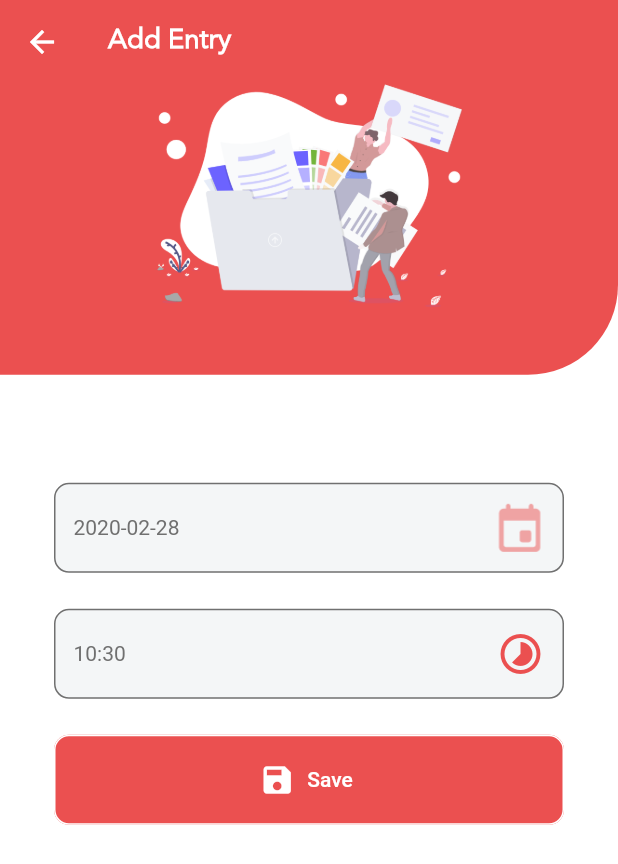
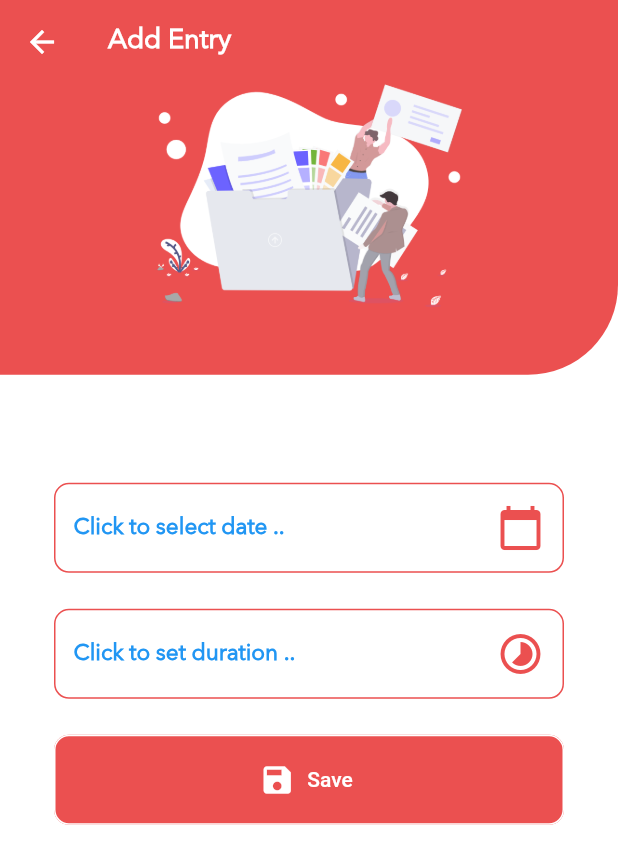
Before and after one commit to davinderkb/bonafide_app, a Flutter app: the AddTimesheetEntry screen opened directly, on a phone screen of 412 x 824 dp. Shown: the top 864 px of the screen. Run offline on Flutter 3.47's test engine with Material 2 defaults, Android fonts, the phone set to English and light mode, and no system bars; our stand-ins replace cached_network_image, charts_flutter, dio, flutter_spinkit, shared_preferences, toast; missing offline and left inert: flutter_email_sender; accounts and stored records are empty.

Commit message:
Minor Issues Add Entry

```diff
--- a/lib/addtimeentry.dart
+++ b/lib/addtimeentry.dart
@@ -5,6 +5,7 @@ import 'package:bonafide_app/organizationprofile.dart';
 import 'package:bonafide_app/util/constants.dart';
 import 'package:flutter/material.dart';
 import 'package:flutter_localizations/flutter_localizations.dart';
+import 'package:intl/intl.dart';
 
 
 class AddTimesheetEntry extends StatefulWidget {
@@ -21,7 +22,8 @@ class AddTimesheetEntry extends StatefulWidget {
 class AddTimesheetEntryState extends State<AddTimesheetEntry> {
   DateTime selectedDate = DateTime.now();
   TimeOfDay selectedDuration =  TimeOfDay.now();
-
+  String selectedDateString = 'Click to select date ..';
+  String selectedDurationString = 'Click to set duration ..';
   BuildContext context;
 
   Future<Null> _selectTime(BuildContext context) async {
@@ -48,12 +50,8 @@ class AddTimesheetEntryState extends State<AddTimesheetEntry> {
     if (picked != null){
       setState(() {
         selectedDuration = picked;
+        selectedDurationString = selectedDuration.toString().substring(selectedDuration.toString().indexOf("(")+1,selectedDuration.toString().indexOf(")"));
       });
-    }else{
-      setState(() {
-        selectedDuration = TimeOfDay(hour: 0, minute: 0);
-      });
-
     }
 
   }
@@ -79,10 +77,12 @@ class AddTimesheetEntryState extends State<AddTimesheetEntry> {
         }
     );
 
-    if (picked != null && picked != selectedDate)
+    if (picked != null)
       setState(() {
         selectedDate = picked;
+        selectedDateString = new DateFormat("MMM dd, yyyy").format(picked);
       });
+
   }
 
   @override
@@ -167,26 +167,27 @@ class AddTimesheetEntryState extends State<AddTimesheetEntry> {
                         child: Container(
                           width: _width-72,
                           height: 60,
+
                           decoration: BoxDecoration(
                             borderRadius: BorderRadius.all(Radius.circular(10.0)),
-                            color: Color(0xffF4F6F7),
-                              border:Border.all(color: Color(0xff707070)),
+                            color: Colors.white,
+                            border:Border.all(color: Color(0xFFEB5050)),
                           ),
                           child: Row(
                             mainAxisAlignment: MainAxisAlignment.spaceBetween,
                             children: <Widget>[
                               Padding(
                                 padding: const EdgeInsets.fromLTRB(12,0,0,0),
-                                child: Text("${selectedDate.toLocal()}".split(' ')[0],
+                                child: Text(selectedDateString,
                                   textAlign: TextAlign.start,
-                                  style: TextStyle(fontSize: 14, color: Color(0xff707070)),),
+                                  style: TextStyle(fontFamily:"AvenirNext",fontSize: 15, fontWeight: FontWeight.bold, color: Colors.blue),),
                               ),
                               Padding(
                                   padding: const EdgeInsets.fromLTRB(0,0,8,0),
                                   child: Container(
                                     height: 40,
                                     width: 40,
-                                    child: Image.asset("assets/images/ic_date.png",color: Color(0xffEB5050),),
+                                    child: Icon(Icons.calendar_today, color: Color(0xFFEB5050), size: 32,),
 
                                   )
 
@@ -218,24 +219,23 @@ class AddTimesheetEntryState extends State<AddTimesheetEntry> {
                           height: 60,
                           decoration: BoxDecoration(
                             borderRadius: BorderRadius.all(Radius.circular(10.0)),
-                            color: Color(0xffF4F6F7),
-                            border:Border.all(color: Color(0xff707070)),
+                            color: Colors.white,
+                            border:Border.all(color: Color(0xFFEB5050)),
                           ),
                           child: Row(
                             mainAxisAlignment: MainAxisAlignment.spaceBetween,
                             children: <Widget>[
                               Padding(
                                 padding: const EdgeInsets.fromLTRB(12,0,0,0),
-                                child: Text(selectedDuration!=null?selectedDuration.toString().substring(selectedDuration.toString().indexOf("(")+1,selectedDuration.toString().indexOf(")")):"00:00",
+                                child: Text(selectedDurationString,
                                   textAlign: TextAlign.start,
-                                  style: TextStyle(fontSize: 14, color: Color(0xff707070)),),
-                              ),
+                                  style: TextStyle(fontFamily :"AvenirNext",fontSize: 15, fontWeight: FontWeight.bold, color: Colors.blue),),                                ),
                               Padding(
                                   padding: const EdgeInsets.fromLTRB(0,0,8,0),
                                   child: Container(
                                     height: 40,
                                     width: 40,
-                                    child: Icon(Icons.timelapse, color: Color(0xffEB5050),size: 32,),
+                                    child: Icon(Icons.timelapse, color: Color(0xFFEB5050),size: 32,),
 
                                   )
 
```
